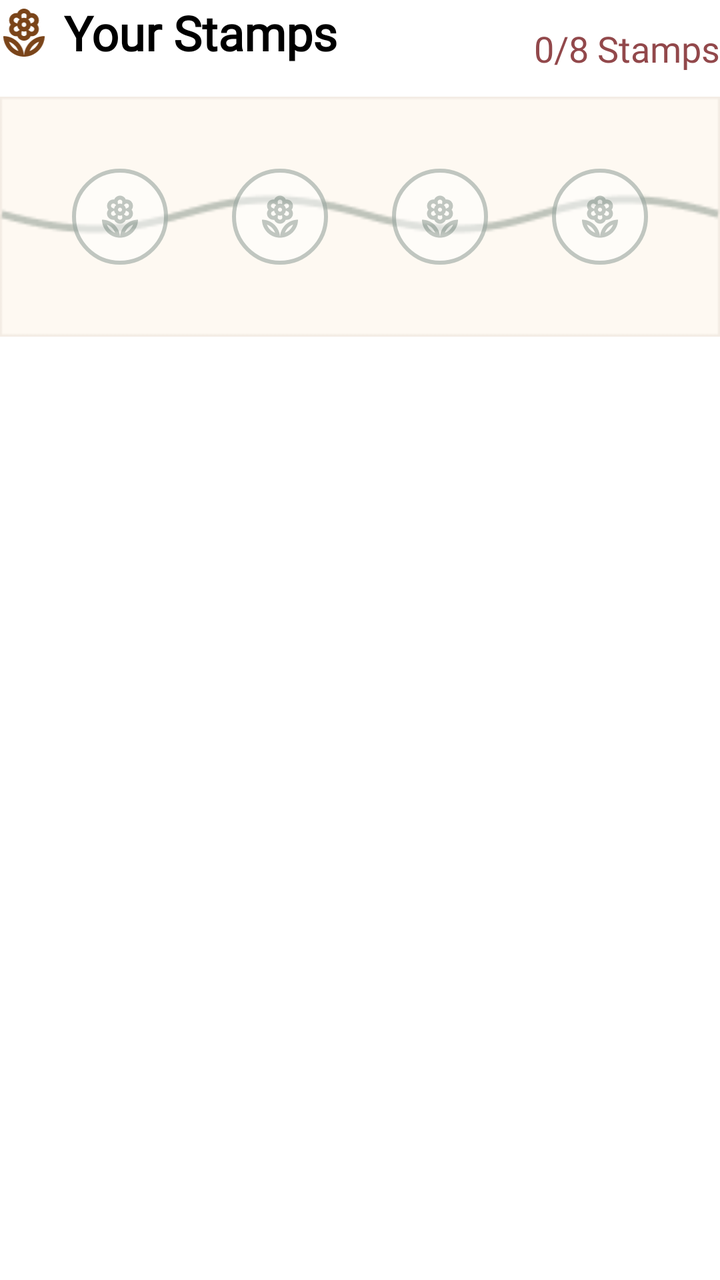
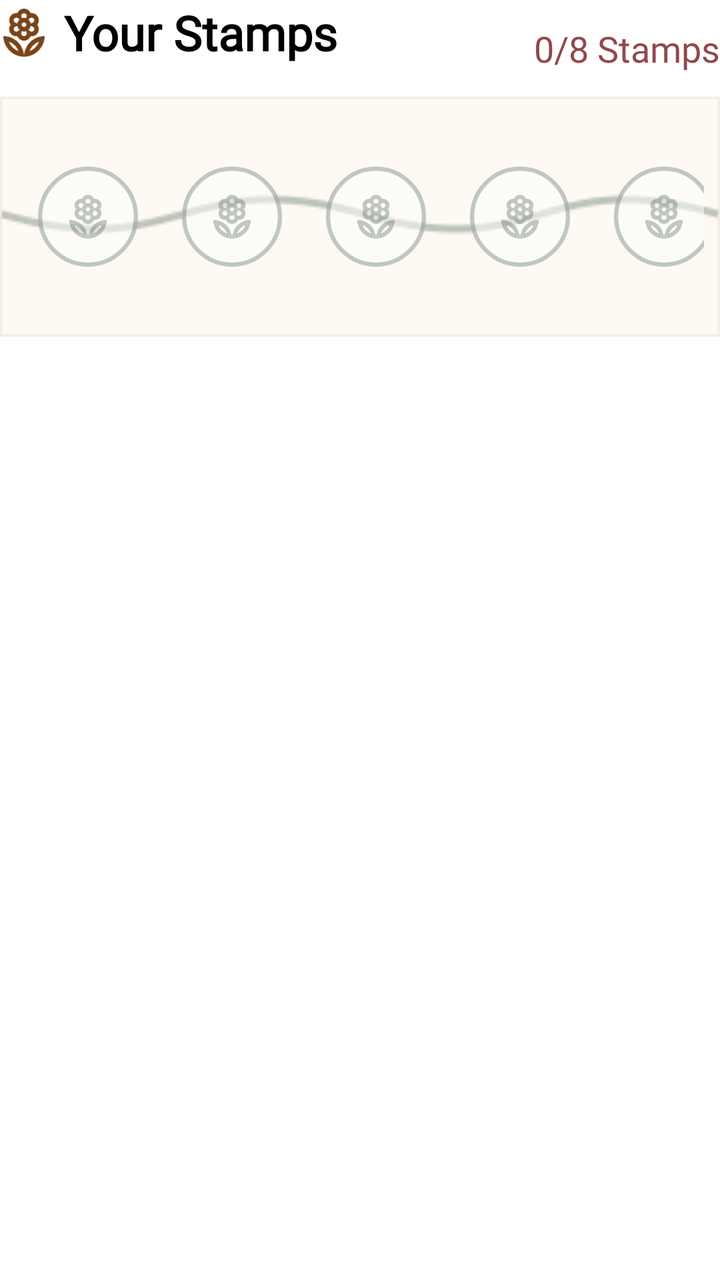

The first picture is an Android layout as it rendered before a commit; the second is the same layout after the commit. The layout source and the unified diff follow.
<!-- AndroidManifest.xml: application theme Theme.PersonalMidterm -->
<!-- res/layout/layout_loyalty.xml -->
<?xml version="1.0" encoding="utf-8"?>
<androidx.constraintlayout.widget.ConstraintLayout xmlns:android="http://schemas.android.com/apk/res/android"
    xmlns:app="http://schemas.android.com/apk/res-auto"
    android:id="@+id/loyalty_card"
    android:layout_width="match_parent"
    android:layout_height="wrap_content"
    android:layout_marginTop="24dp"
    android:layout_marginBottom="24dp">

<ImageView
    android:id="@+id/iv_loyalty_logo"
    android:layout_width="24dp"
    android:layout_height="24dp"
    android:src="@drawable/ic_logo"
    app:tint="@color/theme_brown"
    app:layout_constraintStart_toStartOf="parent"
    app:layout_constraintTop_toTopOf="@id/your_reward_header"
    app:layout_constraintBottom_toBottomOf="@id/your_reward_header" />

<TextView
    android:id="@+id/your_reward_header"
    android:layout_width="wrap_content"
    android:layout_height="wrap_content"
    android:layout_marginStart="8dp"
    android:fontFamily="@font/playfairdisplay_bold"
    android:text="Your Stamps"
    android:textColor="@color/black"
    android:textSize="24sp"
    android:textStyle="bold"
    app:layout_constraintStart_toEndOf="@id/iv_loyalty_logo"
    app:layout_constraintTop_toTopOf="parent" />
<TextView
    android:id="@+id/tv_stamps_count"
    android:layout_width="wrap_content"
    android:layout_height="wrap_content"
    app:layout_constraintEnd_toEndOf="parent"
    app:layout_constraintTop_toTopOf="parent"
    android:text="0/8 Stamps"
    android:textSize="18sp"
    android:textColor="@color/theme_maroon"
    android:fontFamily="@font/manrope_bold"
    app:layout_constraintBottom_toTopOf="@+id/loyalty_vine"/>

<HorizontalScrollView
    android:id="@+id/loyalty_vine"
    android:layout_width="0dp"
    android:layout_height="wrap_content"
    android:layout_marginTop="16dp"
    android:padding="24dp"
    android:scrollbars="none"
    android:fillViewport="true"
    android:background="@drawable/loyalty_bg"
    app:layout_constraintEnd_toEndOf="parent"
    app:layout_constraintStart_toStartOf="parent"
    app:layout_constraintTop_toBottomOf="@id/your_reward_header">

    <LinearLayout
        android:id="@+id/stamps_container"
        android:layout_width="match_parent"
        android:layout_height="wrap_content"
        android:orientation="horizontal"
        android:gravity="center_vertical"
        android:weightSum="8">
        
        <include layout="@layout/item_stamp_slot" android:layout_width="0dp" android:layout_height="wrap_content" android:layout_weight="1" />
        <include layout="@layout/item_stamp_slot" android:layout_width="0dp" android:layout_height="wrap_content" android:layout_weight="1" />
        <include layout="@layout/item_stamp_slot" android:layout_width="0dp" android:layout_height="wrap_content" android:layout_weight="1" />
        <include layout="@layout/item_stamp_slot" android:layout_width="0dp" android:layout_height="wrap_content" android:layout_weight="1" />
        <include layout="@layout/item_stamp_slot" android:layout_width="0dp" android:layout_height="wrap_content" android:layout_weight="1" />
        <include layout="@layout/item_stamp_slot" android:layout_width="0dp" android:layout_height="wrap_content" android:layout_weight="1" />
        <include layout="@layout/item_stamp_slot" android:layout_width="0dp" android:layout_height="wrap_content" android:layout_weight="1" />
        <include layout="@layout/item_stamp_slot" android:layout_width="0dp" android:layout_height="wrap_content" android:layout_weight="1" />
    </LinearLayout>
</HorizontalScrollView>
</androidx.constraintlayout.widget.ConstraintLayout>
<!-- res/layout/item_stamp_slot.xml (included above) -->
<?xml version="1.0" encoding="utf-8"?>
<FrameLayout xmlns:android="http://schemas.android.com/apk/res/android"
    android:layout_width="match_parent"
    android:layout_height="80dp"
    android:minWidth="80dp">

    <ImageView
        android:id="@+id/stamp_icon"
        android:layout_width="match_parent"
        android:layout_height="match_parent"
        android:src="@drawable/empty_stamp"
        android:padding="12dp"/>
</FrameLayout>
<!-- resources referenced by this layout -->
<resources>
  <color name="black">#FF000000</color>
  <color name="theme_brown">#7A4419</color>
  <color name="theme_maroon">#92484B</color>
  <!-- drawable empty_stamp: vector/xml drawable (drawable, 5697 chars, omitted) -->
  <!-- drawable ic_logo: vector/xml drawable (drawable, 4590 chars, omitted) -->
  <!-- drawable loyalty_bg: png bitmap (drawable, 1742 bytes) -->
  <style name="Theme.PersonalMidterm" parent="Theme.MaterialComponents.DayNight.NoActionBar">
          <item name="android:textColorPrimary">@color/text_primary</item>
          <item name="android:textColorSecondary">@color/text_primary</item>
          
          <item name="android:statusBarColor">?attr/colorPrimaryVariant</item>
          
      </style>
  <color name="text_primary">#1D1C18</color>
</resources>

<!-- the commit's change to res/layout/layout_loyalty.xml (unified diff, before → after) -->
@@ -44,9 +44,9 @@
 <HorizontalScrollView
     android:id="@+id/loyalty_vine"
     android:layout_width="0dp"
-    android:layout_height="wrap_content"
+    android:layout_height="120dp"
     android:layout_marginTop="16dp"
-    android:padding="24dp"
+    android:padding="8dp"
     android:scrollbars="none"
     android:fillViewport="true"
     android:background="@drawable/loyalty_bg"
@@ -57,19 +57,19 @@
     <LinearLayout
         android:id="@+id/stamps_container"
         android:layout_width="match_parent"
-        android:layout_height="wrap_content"
+        android:layout_height="match_parent"
         android:orientation="horizontal"
         android:gravity="center_vertical"
         android:weightSum="8">
         
-        <include layout="@layout/item_stamp_slot" android:layout_width="0dp" android:layout_height="wrap_content" android:layout_weight="1" />
-        <include layout="@layout/item_stamp_slot" android:layout_width="0dp" android:layout_height="wrap_content" android:layout_weight="1" />
-        <include layout="@layout/item_stamp_slot" android:layout_width="0dp" android:layout_height="wrap_content" android:layout_weight="1" />
-        <include layout="@layout/item_stamp_slot" android:layout_width="0dp" android:layout_height="wrap_content" android:layout_weight="1" />
-        <include layout="@layout/item_stamp_slot" android:layout_width="0dp" android:layout_height="wrap_content" android:layout_weight="1" />
-        <include layout="@layout/item_stamp_slot" android:layout_width="0dp" android:layout_height="wrap_content" android:layout_weight="1" />
-        <include layout="@layout/item_stamp_slot" android:layout_width="0dp" android:layout_height="wrap_content" android:layout_weight="1" />
-        <include layout="@layout/item_stamp_slot" android:layout_width="0dp" android:layout_height="wrap_content" android:layout_weight="1" />
+        <include layout="@layout/item_stamp_slot" android:layout_width="0dp" android:layout_height="match_parent" android:layout_weight="1" />
+        <include layout="@layout/item_stamp_slot" android:layout_width="0dp" android:layout_height="match_parent" android:layout_weight="1" />
+        <include layout="@layout/item_stamp_slot" android:layout_width="0dp" android:layout_height="match_parent" android:layout_weight="1" />
+        <include layout="@layout/item_stamp_slot" android:layout_width="0dp" android:layout_height="match_parent" android:layout_weight="1" />
+        <include layout="@layout/item_stamp_slot" android:layout_width="0dp" android:layout_height="match_parent" android:layout_weight="1" />
+        <include layout="@layout/item_stamp_slot" android:layout_width="0dp" android:layout_height="match_parent" android:layout_weight="1" />
+        <include layout="@layout/item_stamp_slot" android:layout_width="0dp" android:layout_height="match_parent" android:layout_weight="1" />
+        <include layout="@layout/item_stamp_slot" android:layout_width="0dp" android:layout_height="match_parent" android:layout_weight="1" />
     </LinearLayout>
 </HorizontalScrollView>
 </androidx.constraintlayout.widget.ConstraintLayout>
@@ -77,13 +77,14 @@
 <?xml version="1.0" encoding="utf-8"?>
 <FrameLayout xmlns:android="http://schemas.android.com/apk/res/android"
     android:layout_width="match_parent"
-    android:layout_height="80dp"
-    android:minWidth="80dp">
+    android:layout_height="match_parent"
+    android:minWidth="72dp">
 
     <ImageView
         android:id="@+id/stamp_icon"
-        android:layout_width="match_parent"
-        android:layout_height="match_parent"
-        android:src="@drawable/empty_stamp"
-        android:padding="12dp"/>
+        android:layout_width="50dp"
+        android:layout_height="50dp"
+        android:layout_gravity="center"
+        android:scaleType="fitCenter"
+        android:src="@drawable/empty_stamp" />
 </FrameLayout>
